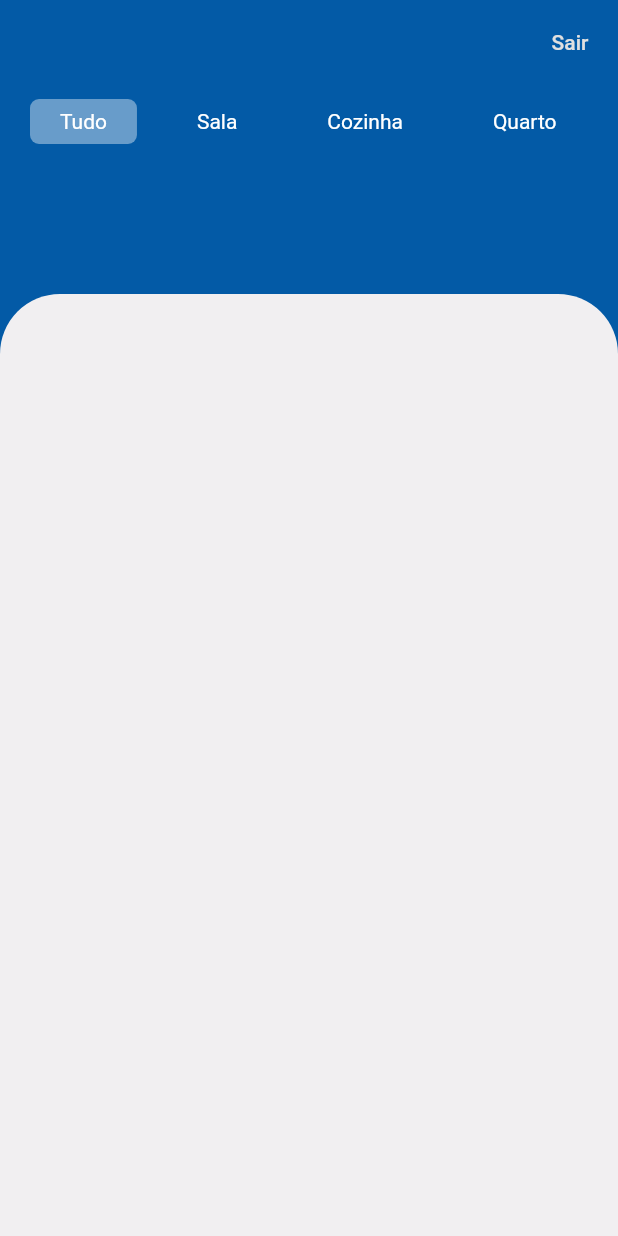
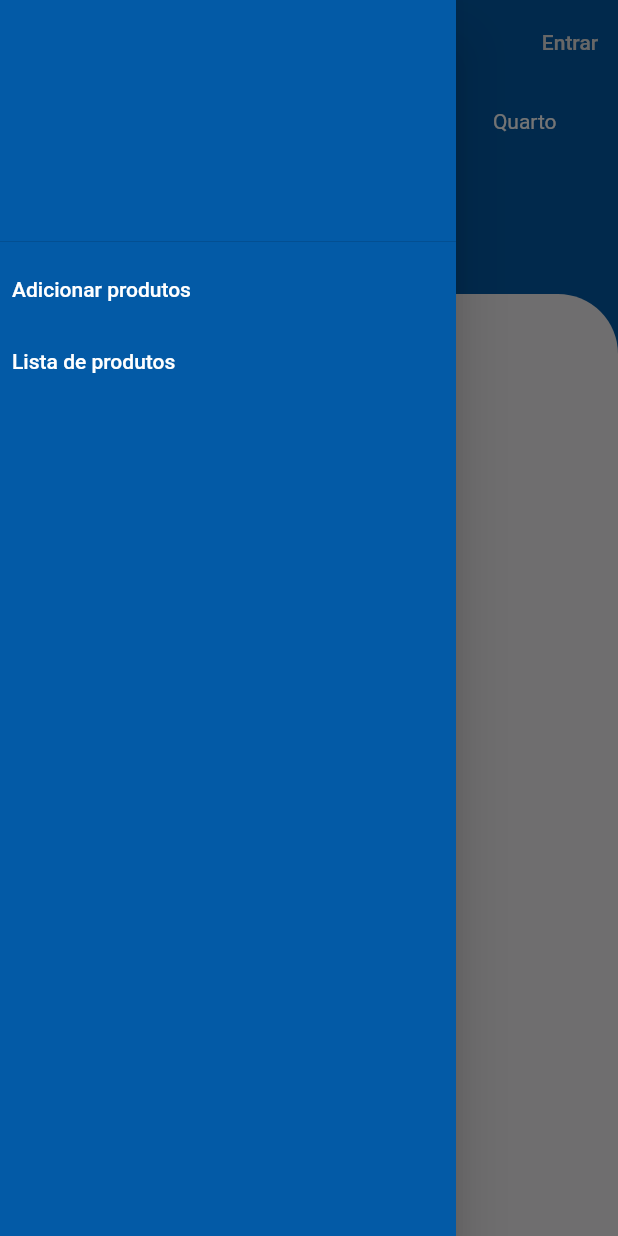
Before and after one commit to edsondearaujo/FurnitApp_Requisitos, a Flutter app: the screen it shows after launch, with the side drawer open (before the commit the screen has no drawer), on a phone screen of 412 x 824 dp. Run offline on Flutter 3.47's test engine with Material 2 defaults, Android fonts, the phone set to English and light mode, and no system bars; our stand-ins replace cloud_firestore, firebase_auth, firebase_core, firebase_storage, flutter_svg, image_picker; accounts and stored records are empty.

Commit message:
last modifications

```diff
--- a/lib/page/showProducts/products_screen.dart
+++ b/lib/page/showProducts/products_screen.dart
@@ -1,11 +1,15 @@
 import 'package:flutter/material.dart';
+import 'package:furnitapp/LoggedUser.dart';
 import 'package:furnitapp/bloc/products_bloc.dart';
 import 'package:furnitapp/bloc/signIn.bloc.dart';
 import 'package:furnitapp/constants.dart';
 import 'package:furnitapp/models/Produto.dart';
 import 'package:furnitapp/page/details/details_page.dart';
+import 'package:furnitapp/page/new_product.dart';
+import 'package:furnitapp/page/productsList_page.dart';
 import 'package:furnitapp/page/showProducts/product_card.dart';
 import 'package:furnitapp/page/signIn/signIn.page.dart';
+import 'package:furnitapp/page/signUp/signUp.page.dart';
 
 import 'category_list.dart';
 
@@ -18,6 +22,7 @@ class _ProductScreenState extends State<ProductScreen> {
   ProductsBloc _productsBloc;
   bool _displayLoading;
   ValueNotifier<String> _selectedcategory;
+  final GlobalKey<ScaffoldState> _scaffoldKey = new GlobalKey<ScaffoldState>();
 
   @override
   void initState() {
@@ -38,24 +43,79 @@ class _ProductScreenState extends State<ProductScreen> {
   @override
   Widget build(BuildContext context) {
     return Scaffold(
+      drawer: Drawer(
+        child: Container(
+          color: kPrimaryColor,
+          child: Column(
+            crossAxisAlignment: CrossAxisAlignment.start,
+            children: [
+              DrawerHeader(
+                child: Container(),
+              ),
+              TextButton(
+                style: ButtonStyle(
+                    foregroundColor: MaterialStateProperty.resolveWith(
+                        (states) => Colors.white)),
+                onPressed: () {
+                  Navigator.push(
+                    context,
+                    MaterialPageRoute(
+                      builder: (context) => NewProduct(),
+                    ),
+                  );
+                },
+                child: Text('Adicionar produtos'),
+              ),
+              TextButton(
+                style: ButtonStyle(
+                    foregroundColor: MaterialStateProperty.resolveWith(
+                        (states) => Colors.white)),
+                onPressed: () {
+                  Navigator.push(
+                    context,
+                    MaterialPageRoute(
+                      builder: (context) => Estoque(),
+                    ),
+                  );
+                },
+                child: Text('Lista de produtos'),
+              )
+            ],
+          ),
+        ),
+      ),
+      key: _scaffoldKey,
       appBar: AppBar(
+        leading: LoggedUser.user != null && LoggedUser.fuser.isAdmin
+            ? IconButton(
+                onPressed: () {
+                  _scaffoldKey.currentState.openDrawer();
+                },
+                icon: Icon(Icons.menu),
+              )
+            : Container(),
         actions: [
           TextButton(
             style: ButtonStyle(
                 foregroundColor: MaterialStateProperty.resolveWith(
                     (states) => Colors.white)),
-            child: Text('Sair', style: TextStyle(color: Colors.grey[300]),),
+            child: Text(
+              LoggedUser.user == null ? 'Entrar' : 'Sair',
+              style: TextStyle(color: Colors.grey[300]),
+            ),
             onPressed: () async {
               setState(() {
                 _displayLoading = true;
               });
-              await SignInBloc.signOut();
-              Navigator.pushReplacement(
-                context,
-                MaterialPageRoute(
-                  builder: (context) => SignIn(),
-                ),
-              );
+              if (LoggedUser.user == null) {
+                Navigator.push(
+                    context, MaterialPageRoute(builder: (context) => SignIn()));
+              } else {
+                await SignInBloc.signOut();
+                setState(() {
+                 LoggedUser.user = null;
+                });
+              }
             },
           )
         ],
--- a/lib/page/signIn/signIn.page.dart
+++ b/lib/page/signIn/signIn.page.dart
@@ -1,7 +1,9 @@
 import 'package:flutter/material.dart';
+import 'package:furnitapp/bloc/products_bloc.dart';
 import 'package:furnitapp/bloc/signIn.bloc.dart';
 import 'package:furnitapp/constants.dart';
 import 'package:furnitapp/page/home_page.dart';
+import 'package:furnitapp/page/showProducts/products_screen.dart';
 import 'package:furnitapp/page/signUp/signUp.page.dart';
 
 class SignIn extends StatefulWidget {
@@ -126,7 +128,7 @@ class _SignInState extends State<SignIn> with SingleTickerProviderStateMixin {
                                 Navigator.push(
                                   context,
                                   MaterialPageRoute(
-                                    builder: (context) => HomePage(),
+                                    builder: (context) => ProductScreen(),
                                   ),
                                 );
                               } else {
--- a/lib/page/signUp/SignUp_button.dart
+++ b/lib/page/signUp/SignUp_button.dart
@@ -1,7 +1,7 @@
 import 'package:flutter/material.dart';
 import 'package:furnitapp/bloc/signUp.bloc.dart';
 import 'package:furnitapp/constants.dart';
-import 'package:furnitapp/page/home_page.dart';
+import 'package:furnitapp/page/showProducts/products_screen.dart';
 
 class SignUpButton extends StatelessWidget {
   final SignUpBloc signUpBloc = SignUpBloc();
@@ -24,7 +24,7 @@ class SignUpButton extends StatelessWidget {
               Navigator.push(
                 context,
                 MaterialPageRoute(
-                  builder: (context) => HomePage(),
+                  builder: (context) => ProductScreen(),
                 ),
               );
             }
```
